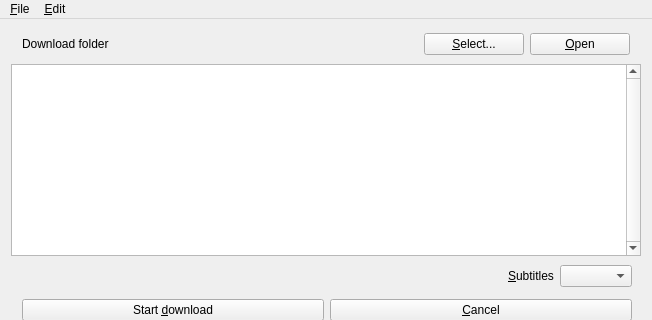
Old version of the form MainWindow.ui in the repository hekkup/qyledl; both pictures show x 0 to 652 and y 0 to 320 of the 652 by 801 pixel window.
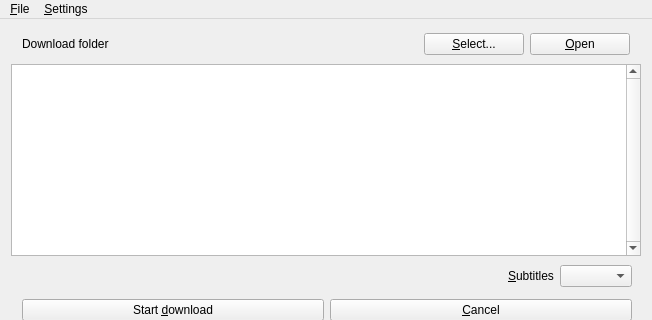
New version of the form. Custom widgets are drawn as their Qt base class.

Commit message: Changed Edit menu item to Settings

Diff of the .ui file:
```diff
--- a/MainWindow.ui
+++ b/MainWindow.ui
@@ -291,7 +291,7 @@
      <x>0</x>
      <y>0</y>
      <width>652</width>
-     <height>25</height>
+     <height>20</height>
     </rect>
    </property>
    <widget class="QMenu" name="menuFile">
@@ -300,9 +300,9 @@
     </property>
     <addaction name="actionQuit"/>
    </widget>
-   <widget class="QMenu" name="menuEdit">
+   <widget class="QMenu" name="menuSettings">
     <property name="title">
-     <string>&amp;Edit</string>
+     <string>&amp;Settings</string>
     </property>
     <widget class="QMenu" name="menuLanguage">
      <property name="title">
@@ -315,7 +315,7 @@
     <addaction name="menuLanguage"/>
    </widget>
    <addaction name="menuFile"/>
-   <addaction name="menuEdit"/>
+   <addaction name="menuSettings"/>
   </widget>
   <action name="actionQuit">
    <property name="text">
```
Left out of the diff: 6 changed lines with no effect on the pictures. The commit also changes 1 other file.
